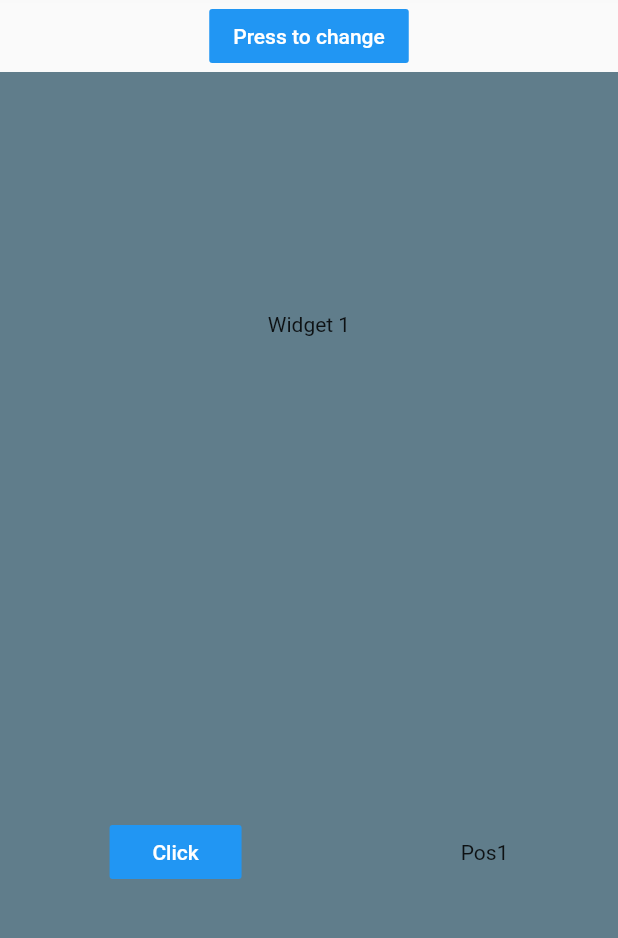
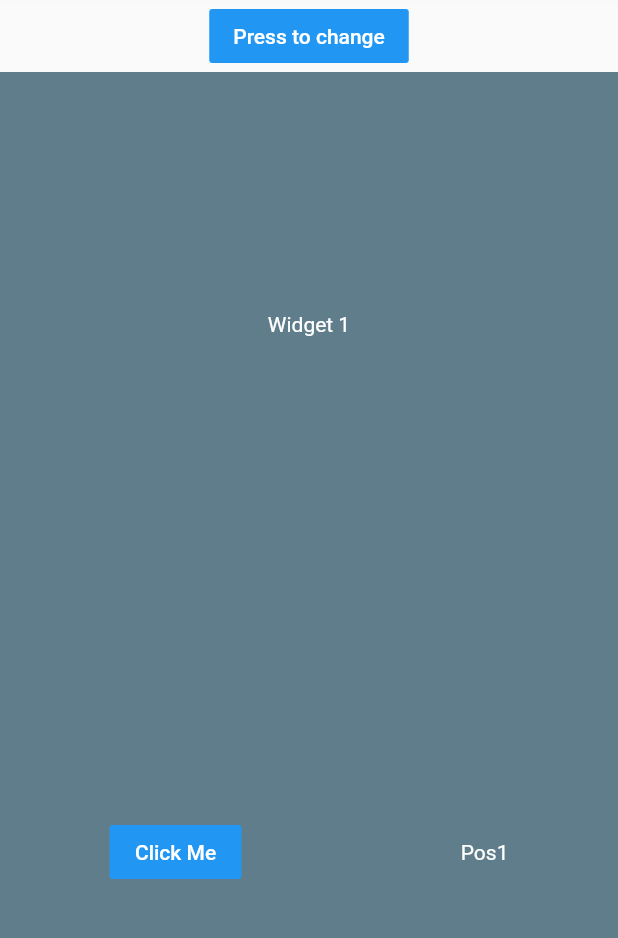
Before and after one commit to stevensc07/BinaryToDecimal-and-DecimalToBinary-Calculatore, a Flutter app: the screen it shows after launch, on a phone screen of 412 x 824 dp, the part 108-1046 px from its top. Run offline on Flutter 3.47's test engine with Material 2 defaults, Android fonts, the phone set to English and light mode, and no system bars; our stand-ins replace flutter_bloc.

Commit message:
minor cosmetic changes

```diff
--- a/lib/bloc/simple_bloc_state.dart
+++ b/lib/bloc/simple_bloc_state.dart
@@ -1,10 +1,17 @@
 import 'package:flutter_bloc/flutter_bloc.dart';
 
-class SimpleBlocState extends Cubit<String> {
+enum MyEvent { increment }
+
+class SimpleBlocState extends Bloc<MyEvent, String> {
   SimpleBlocState() : super("Pos1");
 
-  void setSomeValue() {
-    String t = state == "Pos1" ? "Pos2" : "Pos1";
-    emit(t);
+  @override
+  Stream<String> mapEventToState(MyEvent event) async* {
+    switch (event) {
+      case MyEvent.increment:
+        String t = state == "Pos1" ? "Pos2" : "Pos1";
+        yield t;
+        break;
+    }
   }
 }
--- a/lib/widgets/w1.dart
+++ b/lib/widgets/w1.dart
@@ -11,7 +11,13 @@ class W1 extends StatelessWidget {
             color: Colors.blueGrey,
             child: Column(
               mainAxisAlignment: MainAxisAlignment.spaceAround,
-              children: [Text("Widget 1"), OneRow()],
+              children: [
+                Text("Widget 1",
+                    style: TextStyle(
+                      color: Colors.white,
+                    )),
+                OneRow()
+              ],
             )));
   }
 }
@@ -39,7 +45,10 @@ class P2 extends StatelessWidget {
   Widget build(BuildContext context) {
     return Consumer<SingleModel>(
       builder: (context, model, child) {
-        return Text('${model.get_some_value}');
+        return Text('${model.get_some_value}',
+            style: TextStyle(
+              color: Colors.white,
+            ));
       },
     );
   }
@@ -56,7 +65,7 @@ class P1 extends StatelessWidget {
       builder: (context, model, child) {
         return FlatButton(
           color: Theme.of(context).accentColor,
-          child: Text('Click',
+          child: Text('Click Me',
               style: TextStyle(
                 color: Colors.white,
               )),
```
Also changed, not shown: lib/widgets/w2.dart (+34 -7 lines).
